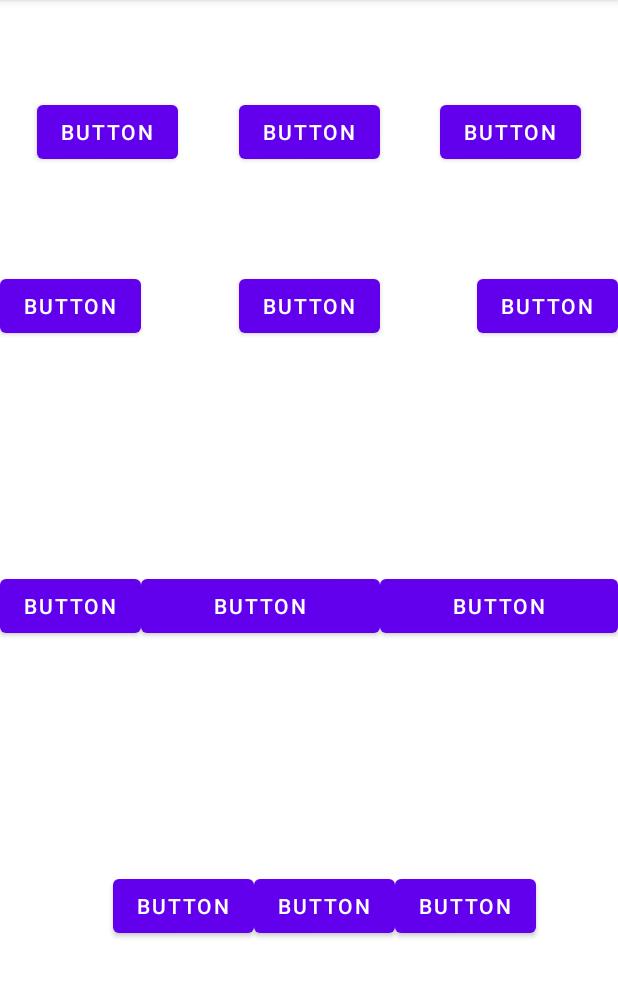
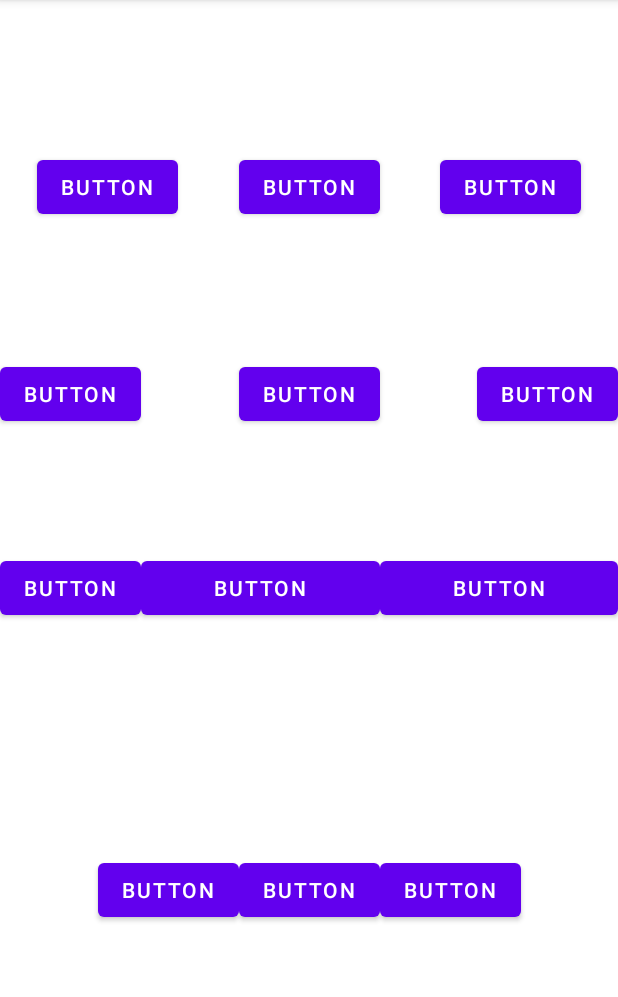
Before and after one commit to jalvarezbretana/Constrain, an Android app: the screen it shows after launch (MainActivity), on a phone screen of 412 x 824 dp, the part 84-1081 px from its top. Run offline under Robolectric (Android 15) with nearby library versions, the phone set to English and light mode, and no system bars.

Commit message:
Arreglamos fallos de margenes para que no se muevan en landscape

```diff
--- a/app/src/main/res/layout/activity_main.xml
+++ b/app/src/main/res/layout/activity_main.xml
@@ -25,12 +25,13 @@
         android:layout_width="wrap_content"
         android:layout_height="wrap_content"
         android:layout_marginStart="16dp"
-        android:layout_marginTop="32dp"
         android:layout_marginEnd="16dp"
         android:text="Button"
+        app:layout_constraintBottom_toBottomOf="parent"
         app:layout_constraintEnd_toStartOf="@+id/button5"
         app:layout_constraintStart_toEndOf="@+id/button"
-        app:layout_constraintTop_toTopOf="@+id/guideline2" />
+        app:layout_constraintTop_toTopOf="@+id/guideline2"
+        app:layout_constraintVertical_bias="0.100000024" />
 
     <Button
         android:id="@+id/button5"
@@ -49,105 +50,111 @@
         android:id="@+id/button6"
         android:layout_width="wrap_content"
         android:layout_height="wrap_content"
-        android:layout_marginTop="180dp"
         android:layout_marginEnd="16dp"
         android:text="Button"
-        app:layout_constraintBottom_toBottomOf="@+id/button7"
+        app:layout_constraintBottom_toBottomOf="parent"
         app:layout_constraintEnd_toStartOf="@+id/button7"
         app:layout_constraintHorizontal_chainStyle="spread_inside"
         app:layout_constraintStart_toStartOf="parent"
-        app:layout_constraintTop_toTopOf="parent" />
+        app:layout_constraintTop_toTopOf="@+id/guideline2"
+        app:layout_constraintVertical_bias="0.3" />
 
     <Button
         android:id="@+id/button7"
         android:layout_width="wrap_content"
         android:layout_height="wrap_content"
         android:layout_marginStart="16dp"
-        android:layout_marginTop="180dp"
         android:layout_marginEnd="16dp"
         android:text="Button"
+        app:layout_constraintBottom_toBottomOf="parent"
         app:layout_constraintEnd_toStartOf="@+id/button8"
         app:layout_constraintStart_toEndOf="@+id/button6"
-        app:layout_constraintTop_toTopOf="parent" />
+        app:layout_constraintTop_toTopOf="@+id/guideline2"
+        app:layout_constraintVertical_bias="0.3" />
 
     <Button
         android:id="@+id/button8"
         android:layout_width="wrap_content"
         android:layout_height="wrap_content"
         android:layout_marginStart="16dp"
-        android:layout_marginTop="180dp"
         android:text="Button"
-        app:layout_constraintBottom_toBottomOf="@+id/button7"
+        app:layout_constraintBottom_toBottomOf="parent"
         app:layout_constraintEnd_toEndOf="parent"
         app:layout_constraintStart_toEndOf="@+id/button7"
-        app:layout_constraintTop_toTopOf="parent" />
+        app:layout_constraintTop_toTopOf="@+id/guideline2"
+        app:layout_constraintVertical_bias="0.3" />
 
     <Button
         android:id="@+id/button9"
         android:layout_width="wrap_content"
         android:layout_height="wrap_content"
-        android:layout_marginBottom="340dp"
+        android:layout_marginBottom="16dp"
         android:text="Button"
         app:layout_constraintBottom_toBottomOf="parent"
         app:layout_constraintEnd_toStartOf="@+id/button10"
         app:layout_constraintStart_toStartOf="parent"
-        app:layout_constraintTop_toTopOf="@+id/button10" />
+        app:layout_constraintTop_toTopOf="@+id/guideline2" />
 
     <Button
         android:id="@+id/button10"
         android:layout_width="0dp"
         android:layout_height="wrap_content"
-        android:layout_marginBottom="340dp"
+        android:layout_marginBottom="16dp"
         android:text="Button"
         app:layout_constraintBottom_toBottomOf="parent"
         app:layout_constraintEnd_toStartOf="@+id/button11"
-        app:layout_constraintStart_toEndOf="@+id/button9" />
+        app:layout_constraintStart_toEndOf="@+id/button9"
+        app:layout_constraintTop_toTopOf="@+id/guideline2" />
 
     <Button
         android:id="@+id/button11"
         android:layout_width="0dp"
         android:layout_height="wrap_content"
-        android:layout_marginBottom="340dp"
+        android:layout_marginBottom="16dp"
         android:text="Button"
         app:layout_constraintBottom_toBottomOf="parent"
         app:layout_constraintEnd_toEndOf="parent"
         app:layout_constraintStart_toEndOf="@+id/button10"
-        app:layout_constraintTop_toTopOf="@+id/button10" />
+        app:layout_constraintTop_toTopOf="@+id/guideline2" />
 
     <Button
         android:id="@+id/button12"
         android:layout_width="wrap_content"
         android:layout_height="wrap_content"
-        android:layout_marginStart="36dp"
-        android:layout_marginBottom="140dp"
+        android:layout_marginStart="16dp"
+        android:layout_marginBottom="16dp"
         android:text="Button"
         app:layout_constraintBottom_toBottomOf="parent"
         app:layout_constraintEnd_toStartOf="@+id/button13"
         app:layout_constraintHorizontal_chainStyle="packed"
         app:layout_constraintStart_toStartOf="parent"
-        app:layout_constraintTop_toTopOf="@+id/button13" />
+        app:layout_constraintTop_toTopOf="@+id/guideline2"
+        app:layout_constraintVertical_bias="0.8" />
 
     <Button
         android:id="@+id/button13"
         android:layout_width="wrap_content"
         android:layout_height="wrap_content"
-        android:layout_marginBottom="140dp"
+        android:layout_marginBottom="16dp"
         android:text="Button"
         app:layout_constraintBottom_toBottomOf="parent"
         app:layout_constraintEnd_toStartOf="@+id/button14"
-        app:layout_constraintStart_toEndOf="@+id/button12" />
+        app:layout_constraintStart_toEndOf="@+id/button12"
+        app:layout_constraintTop_toTopOf="@+id/guideline2"
+        app:layout_constraintVertical_bias="0.8" />
 
     <Button
         android:id="@+id/button14"
         android:layout_width="wrap_content"
         android:layout_height="wrap_content"
         android:layout_marginEnd="16dp"
-        android:layout_marginBottom="140dp"
+        android:layout_marginBottom="16dp"
         android:text="Button"
         app:layout_constraintBottom_toBottomOf="parent"
         app:layout_constraintEnd_toEndOf="parent"
         app:layout_constraintStart_toEndOf="@+id/button13"
-        app:layout_constraintTop_toTopOf="@+id/button13" />
+        app:layout_constraintTop_toTopOf="@+id/guideline2"
+        app:layout_constraintVertical_bias="0.8" />
 
     <androidx.constraintlayout.widget.Guideline
         android:id="@+id/guideline2"
```
